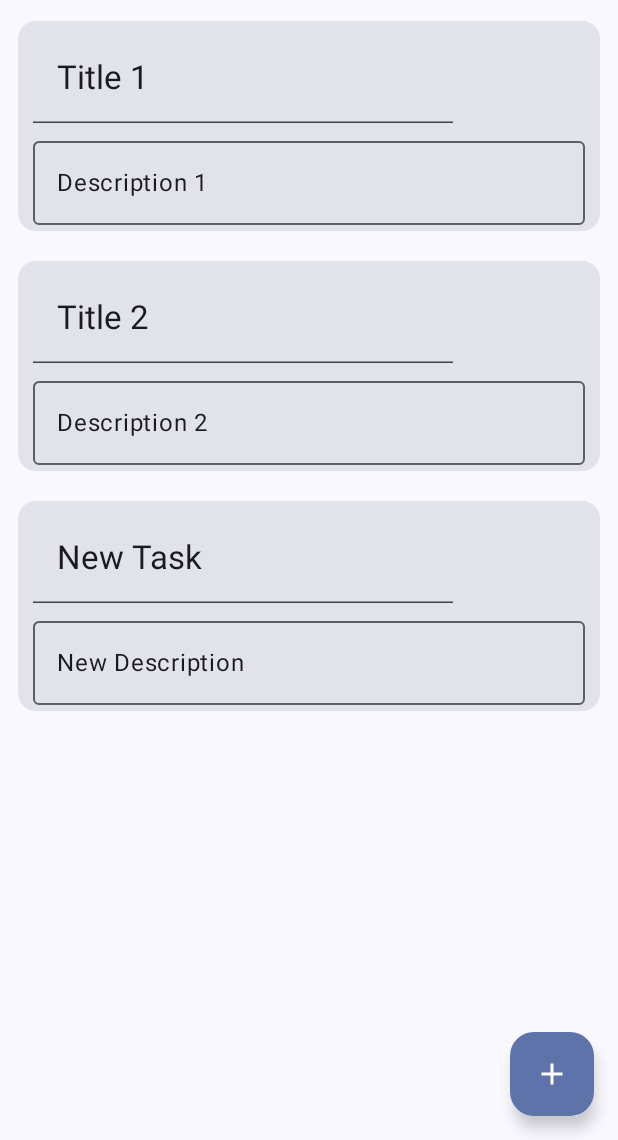
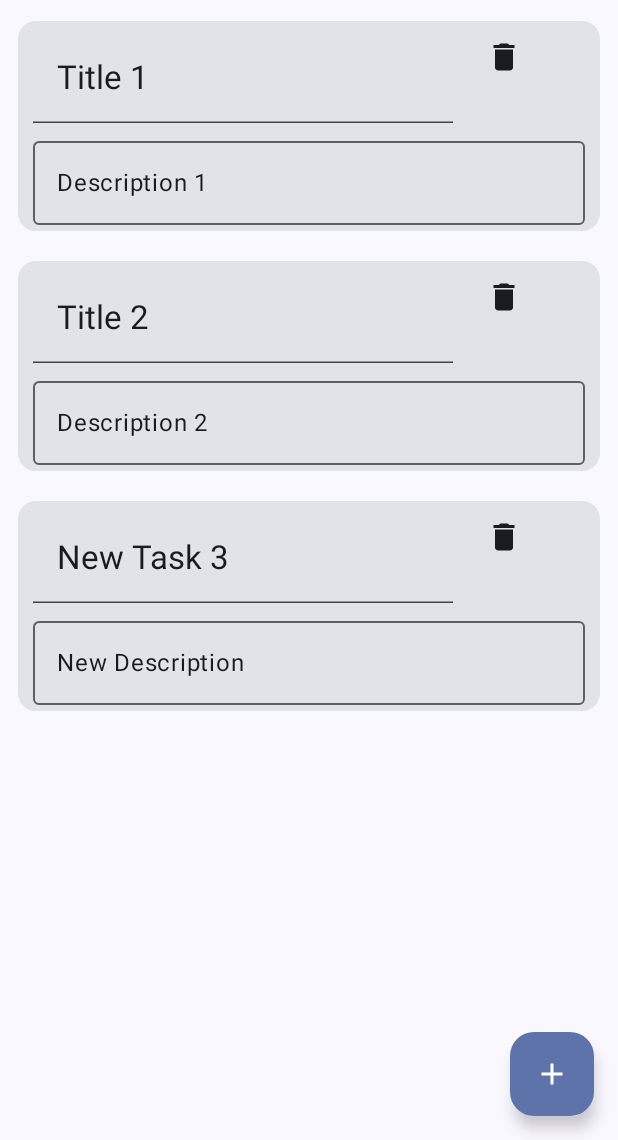
Before and after one commit to d1ndonlymdhe/Notify, an Android app built with Jetpack Compose: the screen it shows after launch (MainActivity), after a tap on "Add", on a phone screen of 412 x 824 dp, the part 96-1236 px from its top. Run offline under Robolectric (Android 15) with nearby library versions, the phone set to English and light mode, and no system bars.

```diff
--- a/app/src/main/java/com/example/notify/MainActivity.kt
+++ b/app/src/main/java/com/example/notify/MainActivity.kt
@@ -6,72 +6,56 @@ import android.Manifest
 import android.app.NotificationChannel
 import android.app.NotificationManager
 import android.content.Context
-import android.content.pm.PackageManager
 import android.os.Build
 import android.os.Bundle
+import android.util.Log
 import android.widget.Toast
 import androidx.activity.ComponentActivity
 import androidx.activity.compose.rememberLauncherForActivityResult
 import androidx.activity.compose.setContent
 import androidx.activity.enableEdgeToEdge
-import androidx.activity.result.contract.ActivityResultContract
 import androidx.activity.result.contract.ActivityResultContracts
-import androidx.compose.animation.animateColorAsState
 import androidx.compose.foundation.background
-import androidx.compose.foundation.layout.Arrangement
 import androidx.compose.foundation.layout.Box
-import androidx.compose.foundation.layout.Column
 import androidx.compose.foundation.layout.Row
-import androidx.compose.foundation.layout.Spacer
 import androidx.compose.foundation.layout.fillMaxHeight
 import androidx.compose.foundation.layout.fillMaxSize
 import androidx.compose.foundation.layout.fillMaxWidth
 import androidx.compose.foundation.layout.padding
 import androidx.compose.foundation.layout.size
-import androidx.compose.foundation.layout.width
 import androidx.compose.foundation.lazy.LazyColumn
+import androidx.compose.foundation.lazy.itemsIndexed
 import androidx.compose.material.icons.Icons
 import androidx.compose.material.icons.filled.Add
 import androidx.compose.material.icons.filled.Delete
 import androidx.compose.material3.Card
-import androidx.compose.material3.DismissValue
 import androidx.compose.material3.ExperimentalMaterial3Api
 import androidx.compose.material3.FloatingActionButton
 import androidx.compose.material3.Icon
+import androidx.compose.material3.IconButton
 import androidx.compose.material3.MaterialTheme
-import androidx.compose.material3.OutlinedButton
 import androidx.compose.material3.OutlinedTextField
 import androidx.compose.material3.Scaffold
 import androidx.compose.material3.SwipeToDismissBox
-import androidx.compose.material3.SwipeToDismissBoxState
 import androidx.compose.material3.SwipeToDismissBoxValue
 import androidx.compose.material3.Text
 import androidx.compose.material3.TextField
 import androidx.compose.material3.TopAppBar
-import androidx.compose.material3.TopAppBarColors
 import androidx.compose.material3.TopAppBarDefaults
 import androidx.compose.material3.rememberSwipeToDismissBoxState
 import androidx.compose.runtime.Composable
 import androidx.compose.runtime.LaunchedEffect
+import androidx.compose.runtime.mutableStateListOf
+import androidx.compose.runtime.mutableStateOf
 import androidx.compose.runtime.remember
 import androidx.compose.ui.Modifier
-import androidx.compose.ui.tooling.preview.Preview
-import com.example.notify.ui.theme.NotifyTheme
-
-import androidx.compose.runtime.getValue
-import androidx.compose.runtime.mutableStateListOf
-import androidx.compose.runtime.mutableStateOf
-import androidx.compose.runtime.setValue
-import androidx.compose.ui.Alignment
 import androidx.compose.ui.graphics.Color
 import androidx.compose.ui.platform.LocalContext
-import androidx.compose.ui.text.TextStyle
+import androidx.compose.ui.tooling.preview.Preview
 import androidx.compose.ui.unit.dp
-import androidx.core.app.ActivityCompat
 import androidx.core.app.NotificationCompat
-import androidx.core.app.NotificationManagerCompat
 import androidx.core.content.ContextCompat
-import androidx.core.content.ContextCompat.getSystemService
+import com.example.notify.ui.theme.NotifyTheme
 
 class MainActivity : ComponentActivity() {
     override fun onCreate(savedInstanceState: Bundle?) {
@@ -102,8 +86,7 @@ var x = 0;
 
 fun getBuilder(text: String, context: Context): NotificationCompat.Builder {
     val builder = NotificationCompat.Builder(context, CHANNEL_ID)
-        .setSmallIcon(R.drawable.ic_launcher_foreground)
-        .setContentTitle("Your Task")
+        .setSmallIcon(R.drawable.ic_launcher_foreground).setContentTitle("Your Task")
         .setContentText(text)
     return builder
 }
@@ -121,91 +104,52 @@ data class Task(var title: String, var description: String)
 @Composable
 fun Main() {
     val context = LocalContext.current
-
     val (value, setValue) = remember {
         mutableStateOf("")
     }
-//
     val tasks = remember {
         mutableStateListOf(Task("Title 1", "Description 1"), Task("Title 2", "Description 2"))
     }
-
     LaunchedEffect(Unit) {
         createNotificationChannel(context)
     }
     val permissionLauncher =
         rememberLauncherForActivityResult(contract = ActivityResultContracts.RequestPermission()) { isGranted ->
             if (isGranted) {
-                Toast.makeText(context, "Camera Permission Granted!", Toast.LENGTH_SHORT).show()
+                Toast.makeText(context, "Notification Permission Granted!", Toast.LENGTH_SHORT)
+                    .show()
             } else {
-                Toast.makeText(context, "Camera Permission Denied!", Toast.LENGTH_SHORT).show()
+                Toast.makeText(context, "Notification Permission Denied!", Toast.LENGTH_SHORT)
+                    .show()
             }
         }
     NotifyTheme {
-        Scaffold(modifier = Modifier.fillMaxSize(),
-            topBar = {
+        Scaffold(modifier = Modifier.fillMaxSize(), topBar = {
             TopAppBar(
                 colors = TopAppBarDefaults.topAppBarColors(
                     containerColor = MaterialTheme.colorScheme.primaryContainer,
                     titleContentColor = MaterialTheme.colorScheme.primary
-                    ),
-                    title = { Text(text = "Mdhe Notify") }
-                )
-            },
-            floatingActionButton = {
+                ), title = { Text(text = "Mdhe Notify") })
+        }, floatingActionButton = {
             FloatingActionButton(onClick = {
-                    tasks.add(Task("New Task", "New Description"))
+                tasks.add(Task("New Task ${tasks.size + 1}", "New Description"))
             }) {
                 Icon(Icons.Filled.Add, contentDescription = "Add")
             }
-            }
-        ) { innerPadding ->
+        }) { innerPadding ->
             Box(
-                modifier = Modifier
-                    .padding(innerPadding)
+                modifier = Modifier.padding(innerPadding)
             ) {
-                LazyColumn(modifier = Modifier.padding(2.dp, 4.dp))
-                {
-                    tasks.forEachIndexed { idx, task ->
-                        item {
-                            val dismissState = rememberSwipeToDismissBoxState(
-                                confirmValueChange = { dismissValue ->
-                                    if (dismissValue == SwipeToDismissBoxValue.StartToEnd) {
-                                        tasks.remove(task)
-                                        true
-                                    } else false
-                                }
-                            )
-                            SwipeToDismissBox(
-                                state = dismissState,
-                                backgroundContent = {
-                                    when (dismissState.targetValue) {
-                                        SwipeToDismissBoxValue.Settled -> {}
-                                        SwipeToDismissBoxValue.StartToEnd -> {
-                                            Box(
-                                                modifier = Modifier
-                                                    .fillMaxSize()
-                                                    .background(Color.Red)
-                                            ) {
-                                                Icon(Icons.Filled.Delete, "DELETE TASK", modifier = Modifier.fillMaxHeight().size(128.dp))
-                                            }
-                                        }
-
-                                        SwipeToDismissBoxValue.EndToStart -> {
-
-                                        }
-                                    }
-                                },
-                                enableDismissFromStartToEnd = true,
-                                enableDismissFromEndToStart = false
-                            ) {
+                LazyColumn(modifier = Modifier.padding(2.dp, 4.dp)) {
+                    itemsIndexed(tasks.toList()) { idx, task ->
                             TaskCard(task.title, { it ->
                                 tasks[idx] = Task(it, task.description)
                             }, task.description, { it ->
                                 tasks[idx] = Task(task.title, it)
+                            }, {
+
+                                tasks.remove(task)
                             })
-                            }
-                        }
                     }
                 }
             }
@@ -226,13 +170,16 @@ fun TaskCard(
     title: String,
     setTitle: (String) -> Unit,
     description: String,
-    setDescription: (String) -> Unit
+    setDescription: (String) -> Unit,
+    delete: () -> Unit
 ) {
     Card(
         modifier = Modifier
             .fillMaxWidth()
             .padding(10.dp, 10.dp)
     ) {
+
+        Row {
             TextField(
                 placeholder = { Text(text = "Title") },
                 value = title,
@@ -240,6 +187,12 @@ fun TaskCard(
                 textStyle = MaterialTheme.typography.titleLarge,
                 modifier = Modifier.padding(10.dp, 8.dp)
             )
+            IconButton(onClick = { delete() }) {
+                Icon(Icons.Default.Delete, "Delete this task")
+            }
+        }
+
+
         OutlinedTextField(
             value = description,
             onValueChange = setDescription,
```
Also changed, not shown: app/src/main/java/com/example/notify/store/TaskStore.kt (added, +49 -0 lines). Lines whose indentation alone changed are shown as unchanged.
